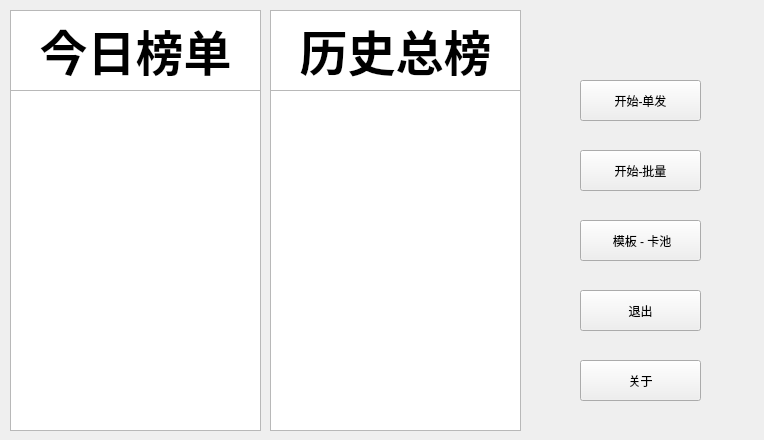
Old version of the form ui/main.ui in the repository XiaoMing5442/GenshinImpact_LotteryAlgorithm_pyside6.
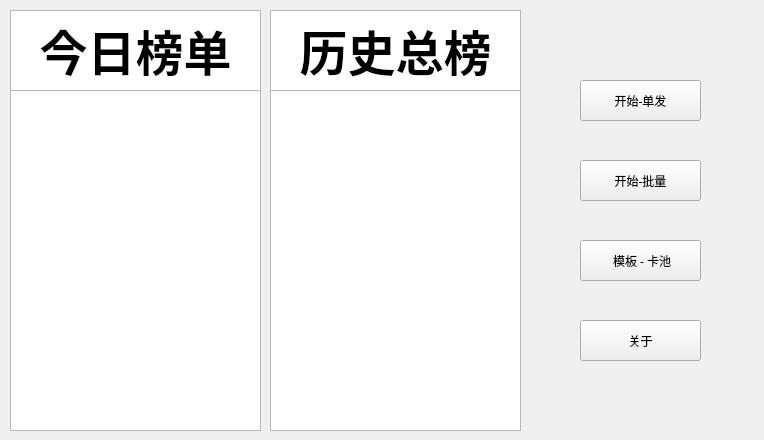
New version of the form.

```diff
--- a/ui/main.ui
+++ b/ui/main.ui
@@ -10,6 +10,11 @@
     <height>440</height>
    </rect>
   </property>
+  <property name="font">
+   <font>
+    <family>阿里巴巴普惠体 2.0 65 Medium</family>
+   </font>
+  </property>
   <property name="windowTitle">
    <string>主菜单</string>
   </property>
@@ -42,6 +47,11 @@
      <height>41</height>
     </rect>
    </property>
+   <property name="font">
+    <font>
+     <family>阿里巴巴普惠体 2.0 65 Medium</family>
+    </font>
+   </property>
    <property name="text">
     <string>开始-单发</string>
    </property>
@@ -50,11 +60,16 @@
    <property name="geometry">
     <rect>
      <x>580</x>
-     <y>150</y>
+     <y>160</y>
      <width>121</width>
      <height>41</height>
     </rect>
    </property>
+   <property name="font">
+    <font>
+     <family>阿里巴巴普惠体 2.0 65 Medium</family>
+    </font>
+   </property>
    <property name="text">
     <string>开始-批量</string>
    </property>
@@ -63,11 +78,16 @@
    <property name="geometry">
     <rect>
      <x>580</x>
-     <y>220</y>
+     <y>240</y>
      <width>121</width>
      <height>41</height>
     </rect>
    </property>
+   <property name="font">
+    <font>
+     <family>阿里巴巴普惠体 2.0 65 Medium</family>
+    </font>
+   </property>
    <property name="text">
     <string> 模板 - 卡池</string>
    </property>
@@ -76,11 +96,16 @@
    <property name="geometry">
     <rect>
      <x>580</x>
-     <y>360</y>
+     <y>320</y>
      <width>121</width>
      <height>41</height>
     </rect>
    </property>
+   <property name="font">
+    <font>
+     <family>阿里巴巴普惠体 2.0 65 Medium</family>
+    </font>
+   </property>
    <property name="text">
     <string>关于</string>
    </property>
@@ -132,19 +157,6 @@
 &lt;p align=&quot;center&quot; style=&quot; margin-top:0px; margin-bottom:0px; margin-left:0px; margin-right:0px; -qt-block-indent:0; text-indent:0px;&quot;&gt;&lt;span style=&quot; font-size:36pt; font-weight:600;&quot;&gt;历史总榜&lt;/span&gt;&lt;/p&gt;&lt;/body&gt;&lt;/html&gt;</string>
    </property>
   </widget>
-  <widget class="QPushButton" name="Exit">
-   <property name="geometry">
-    <rect>
-     <x>580</x>
-     <y>290</y>
-     <width>121</width>
-     <height>41</height>
-    </rect>
-   </property>
-   <property name="text">
-    <string>退出</string>
-   </property>
-  </widget>
  </widget>
  <resources/>
  <connections/>
```
Left out of the diff: 34 changed lines with no effect on the pictures.
